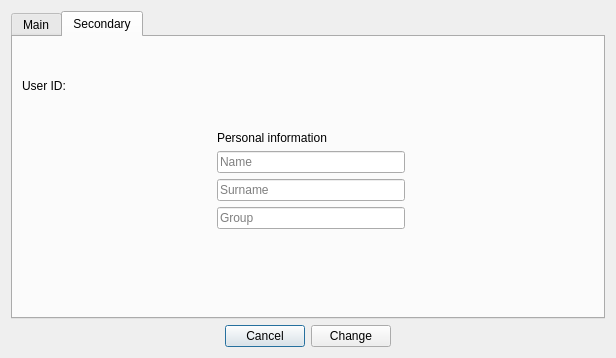
First picture: the form in Project_files/changeuserfromadmin.ui, repository cry4alone/FacultativPRO, before the edit.
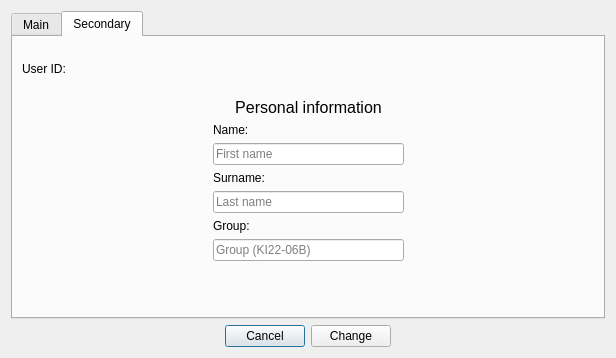
Second picture: the form after the edit. The open tabs and pages were chosen to show the change.

Commit message: Изменен дизайн некоторых окон, добавлена возможность удаления пользователя

```diff
--- a/Project_files/changeuserfromadmin.ui
+++ b/Project_files/changeuserfromadmin.ui
@@ -204,46 +204,62 @@
          </property>
         </spacer>
        </item>
-       <item row="1" column="1">
-        <spacer name="horizontalSpacer_8">
-         <property name="orientation">
-          <enum>Qt::Horizontal</enum>
-         </property>
-         <property name="sizeHint" stdset="0">
-          <size>
-           <width>185</width>
-           <height>20</height>
-          </size>
-         </property>
-        </spacer>
-       </item>
        <item row="1" column="2">
         <layout class="QVBoxLayout" name="verticalLayout_2">
          <item>
           <widget class="QLabel" name="label_4">
+           <property name="font">
+            <font>
+             <pointsize>12</pointsize>
+            </font>
+           </property>
            <property name="text">
             <string>Personal information</string>
            </property>
+           <property name="alignment">
+            <set>Qt::AlignCenter</set>
+           </property>
+          </widget>
+         </item>
+         <item>
+          <widget class="QLabel" name="label_5">
+           <property name="text">
+            <string>Name:</string>
+           </property>
           </widget>
          </item>
          <item>
           <widget class="QLineEdit" name="lineEditName">
            <property name="placeholderText">
-            <string>Name</string>
+            <string>First name</string>
+           </property>
+          </widget>
+         </item>
+         <item>
+          <widget class="QLabel" name="label_6">
+           <property name="text">
+            <string>Surname:</string>
            </property>
           </widget>
          </item>
          <item>
           <widget class="QLineEdit" name="lineEditSurname">
            <property name="placeholderText">
-            <string>Surname</string>
+            <string>Last name</string>
+           </property>
+          </widget>
+         </item>
+         <item>
+          <widget class="QLabel" name="label_7">
+           <property name="text">
+            <string>Group:</string>
            </property>
           </widget>
          </item>
          <item>
           <widget class="QLineEdit" name="lineEditgroup">
            <property name="placeholderText">
-            <string>Group</string>
+            <string>Group (KI22-06B)</string>
            </property>
           </widget>
          </item>
@@ -275,7 +291,20 @@
          </property>
         </spacer>
        </item>
-       <item row="0" column="1">
+       <item row="1" column="0" colspan="2">
+        <spacer name="horizontalSpacer_8">
+         <property name="orientation">
+          <enum>Qt::Horizontal</enum>
+         </property>
+         <property name="sizeHint" stdset="0">
+          <size>
+           <width>185</width>
+           <height>20</height>
+          </size>
+         </property>
+        </spacer>
+       </item>
+       <item row="0" column="0">
         <widget class="QLabel" name="UserID_2">
          <property name="text">
           <string>User ID:</string>
```
Left out of the diff: 203 changed lines with no effect on the pictures. The commit also changes 7 other files.
